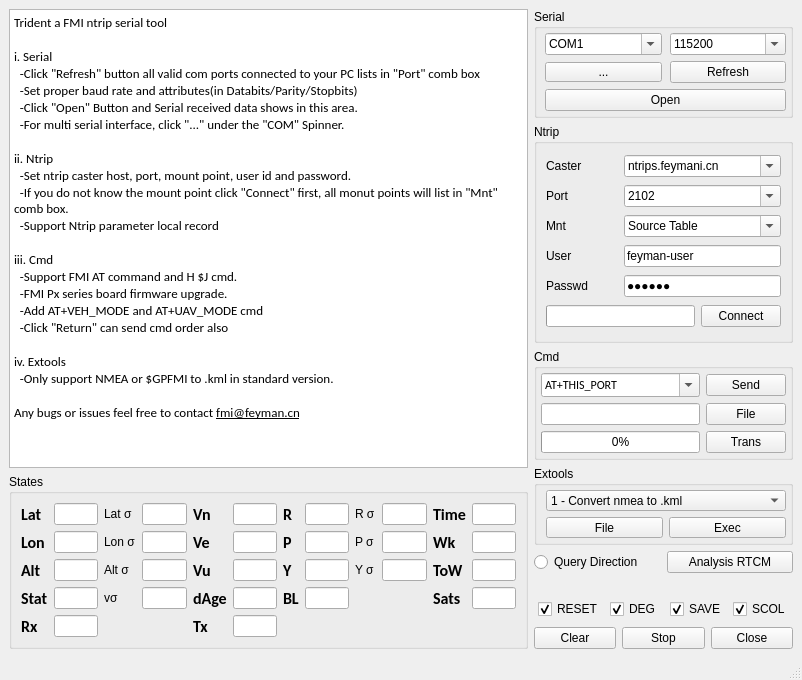
First picture: the form in gui/mainwindow.ui, repository linlintaotao/trident3.0, before the edit.
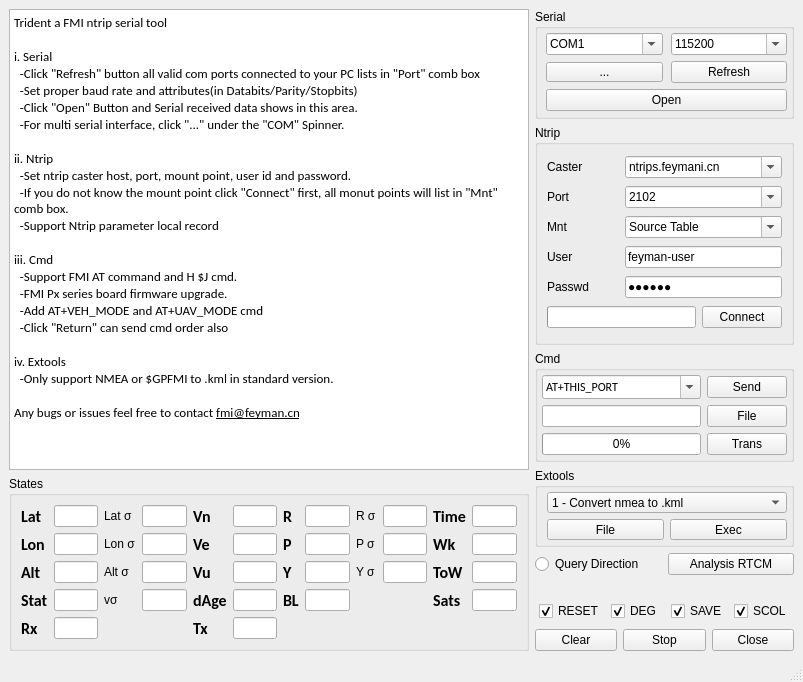
Second picture: the form after the edit.

What changed in the file:
```diff
--- a/gui/mainwindow.ui
+++ b/gui/mainwindow.ui
@@ -9,8 +9,8 @@
    <rect>
     <x>0</x>
     <y>0</y>
-    <width>802</width>
-    <height>680</height>
+    <width>803</width>
+    <height>682</height>
    </rect>
   </property>
   <widget class="QWidget" name="centralwidget">
```
Left out of the diff: 2 changed lines with no effect on the pictures.
